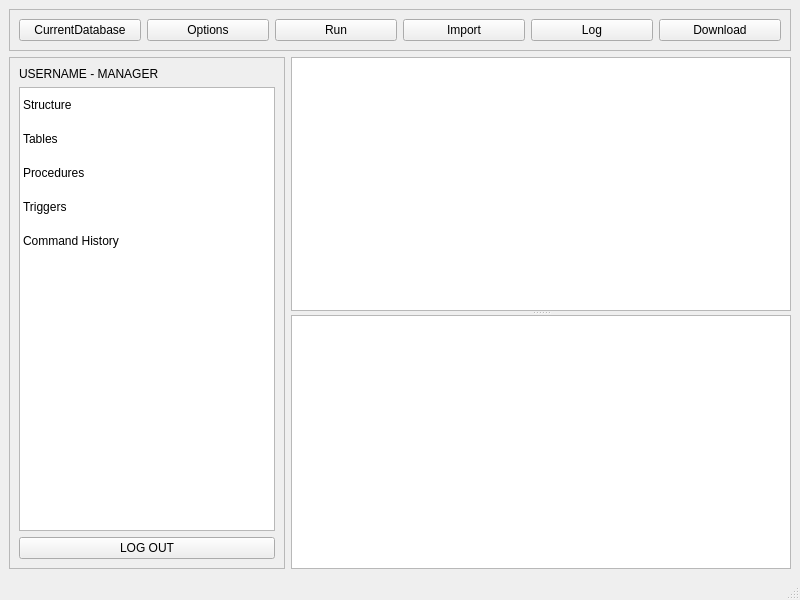
stefanungureanu04/POO---DB-Engine, file POO---DB-Engine/CLIENT/EnvironmentWindow.ui: the form before one commit.
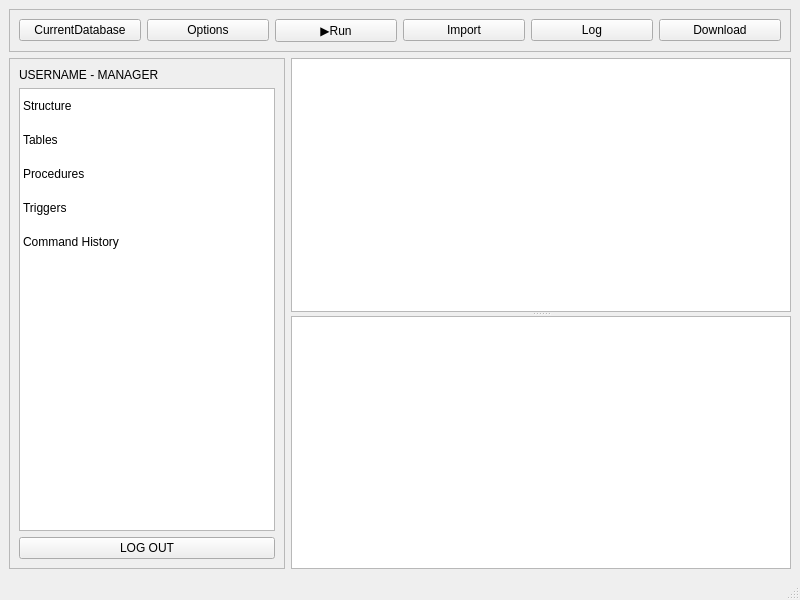
The form after the commit.

Commit message: si cu buton de play.

What changed in the file:
```diff
--- a/POO---DB-Engine/CLIENT/EnvironmentWindow.ui
+++ b/POO---DB-Engine/CLIENT/EnvironmentWindow.ui
@@ -59,7 +59,7 @@
        <item>
         <widget class="QPushButton" name="pushButton_3">
          <property name="text">
-          <string>Run</string>
+          <string>▶️Run</string>
          </property>
         </widget>
        </item>
```
The commit also changes 1 other file.
